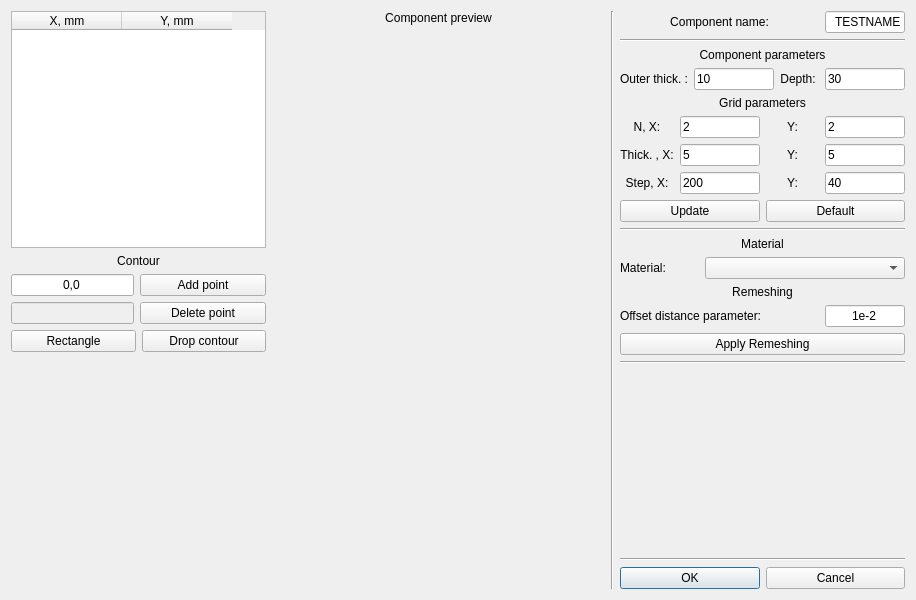
Old version of the form UI/addslat.ui in the repository bakeryproducts/ConstructorM4.
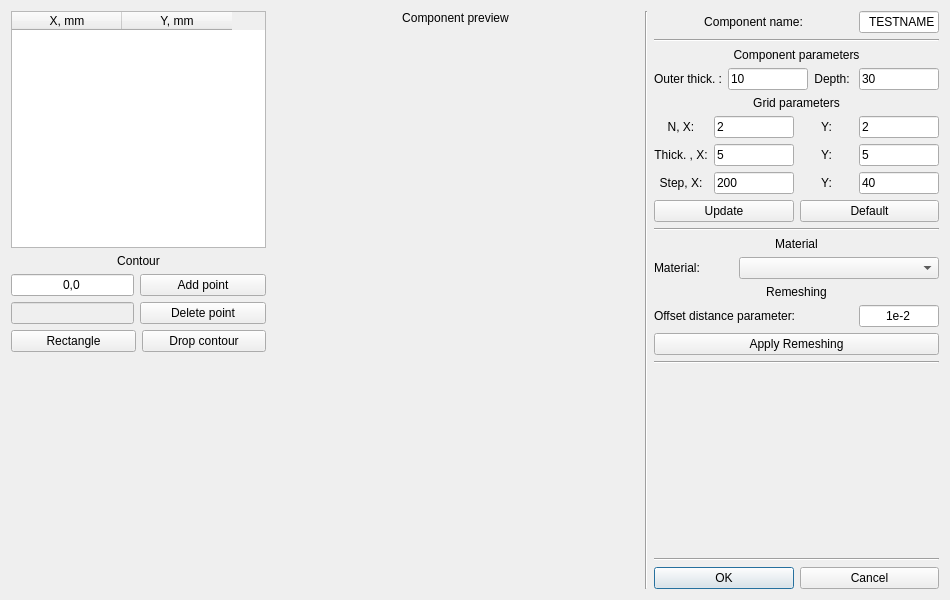
New version of the form. Icons and pictures are not drawn.

What changed in the file:
```diff
--- a/UI/addslat.ui
+++ b/UI/addslat.ui
@@ -6,13 +6,13 @@
    <rect>
     <x>0</x>
     <y>0</y>
-    <width>916</width>
+    <width>950</width>
     <height>600</height>
    </rect>
   </property>
   <property name="minimumSize">
    <size>
-    <width>800</width>
+    <width>950</width>
     <height>0</height>
    </size>
   </property>
```
